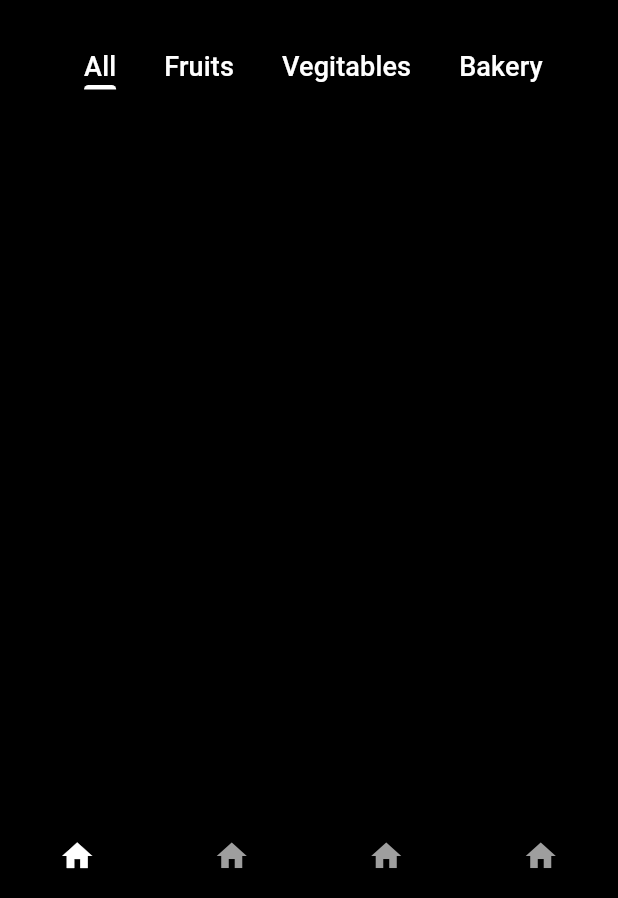
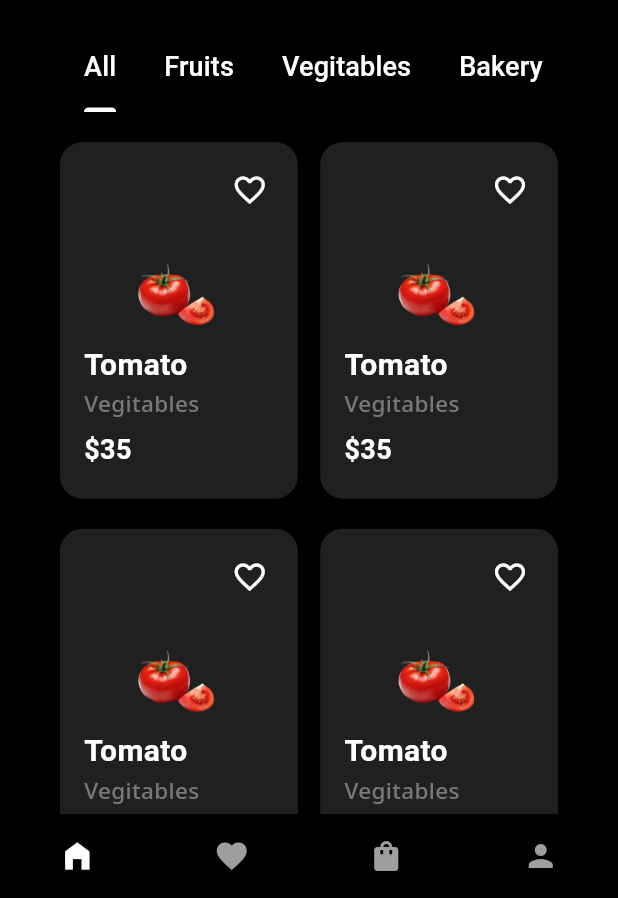
Before and after one commit to Shebin-shaji/grocery-app, a Flutter app: the screen it shows after launch, on a phone screen of 412 x 824 dp, the part 338-1236 px from its top. Run offline on Flutter 3.47's test engine with Material 3 defaults, Android fonts, the phone set to English and light mode, and no system bars; our stand-ins replace bloc, flutter_bloc, google_fonts; network calls fail.

Commit message:
tabs completed

```diff
--- a/lib/data/grocery_list.dart
+++ b/lib/data/grocery_list.dart
@@ -1,4 +1,4 @@
-class GroceryData {
+class AllGroceryData {
   static List<Map<String, dynamic>> groceryProducts = [
     {
       'id': '1',
--- a/lib/features/cart/ui/cart_tile_widget.dart
+++ b/lib/features/cart/ui/cart_tile_widget.dart
@@ -38,7 +38,7 @@ class CartTileWidget extends StatelessWidget {
             productDataModel.name,
             style: TextStyle(fontWeight: FontWeight.bold, fontSize: 19),
           ),
-          Text(productDataModel.description),
+          Text("productDataModel.description"),
           SizedBox(
             height: 20,
           ),
--- a/lib/features/home/bloc/home_bloc.dart
+++ b/lib/features/home/bloc/home_bloc.dart
@@ -26,11 +26,10 @@ class HomeBloc extends Bloc<HomeEvent, HomeState> {
     emit(HomeLoadingState());
     await Future.delayed(Duration(seconds: 3));
     emit(HomeLoadingSuccesState(
-        products: GroceryData.groceryProducts
+        products: AllGroceryData.groceryProducts
             .map((e) => ProductDataModel(
                 id: e['id'],
                 name: e['name'],
-                description: e['description'],
                 price: e['price'],
                 imageUrl: e['imageUrl']))
             .toList()));
--- a/lib/features/home/models/home_product_data_model.dart
+++ b/lib/features/home/models/home_product_data_model.dart
@@ -1,14 +1,12 @@
 class ProductDataModel {
   final String id;
   final String name;
-  final String description;
   final double price;
   final String imageUrl;
 
   ProductDataModel(
       {required this.id,
       required this.name,
-      required this.description,
       required this.price,
       required this.imageUrl});
 }
--- a/lib/features/home/ui/home.dart
+++ b/lib/features/home/ui/home.dart
@@ -1,14 +1,24 @@
 // ignore_for_file: prefer_const_constructors, prefer_const_literals_to_create_immutables
 
+import 'package:flutter/cupertino.dart';
 import 'package:flutter/gestures.dart';
 import 'package:flutter/material.dart';
+import 'package:flutter/widgets.dart';
 import 'package:flutter_bloc/flutter_bloc.dart';
 import 'package:google_fonts/google_fonts.dart';
 import 'package:grocery_app/core/constants/color_constants.dart';
 import 'package:grocery_app/features/cart/ui/cart.dart';
 import 'package:grocery_app/features/home/bloc/home_bloc.dart';
-import 'package:grocery_app/features/home/ui/product_tile_widget.dart';
-import 'package:grocery_app/features/home/ui/search_bar_widget.dart';
+import 'package:grocery_app/features/home/models/home_product_data_model.dart';
+import 'package:grocery_app/features/home/ui/tab_view_pages/all_page/all_page.dart';
+import 'package:grocery_app/features/home/ui/tab_view_pages/bakery_page/bakery_page.dart';
+import 'package:grocery_app/features/home/ui/tab_view_pages/fruits_page/fruits_page.dart';
+import 'package:grocery_app/features/home/ui/tab_view_pages/vegitables_page/vegitables_page.dart';
+import 'package:grocery_app/features/home/ui/widgets/add_container/add_container.dart';
+import 'package:grocery_app/features/home/ui/widgets/custom_tab_controller/custom_tab_controller.dart';
+
+import 'package:grocery_app/features/home/ui/widgets/search_bar_widget/search_bar_widget.dart';
+import 'package:grocery_app/features/profile_Page/profile_page.dart';
 import 'package:grocery_app/features/wish_list/ui/wish_list.dart';
 import 'package:google_fonts/google_fonts.dart';
 
@@ -20,6 +30,8 @@ class Home extends StatefulWidget {
 }
 
 class _HomeState extends State<Home> {
+
+
   @override
   void initState() {
     homeBloc.add(HomeInitialEvent());
@@ -27,6 +39,7 @@ class _HomeState extends State<Home> {
   }
 
   final HomeBloc homeBloc = HomeBloc();
+
   @override
   Widget build(BuildContext context) {
     return BlocConsumer<HomeBloc, HomeState>(
@@ -109,8 +122,10 @@ class _HomeState extends State<Home> {
                         length: 4,
                         child: Column(
                           children: [
-                            Container(
-                              child: TabBar(
+                            // all tabs
+                            Column(
+                              children: [
+                                TabBar(
                                     indicatorPadding: EdgeInsets.only(top: 20),
                                     dividerColor: ColorConstants.primaryBlack,
                                     tabAlignment: TabAlignment.start,
@@ -118,34 +133,66 @@ class _HomeState extends State<Home> {
                                     indicatorColor: ColorConstants.primaryWhite,
                                     isScrollable: true,
                                     tabs: [
-                                    Text(
+                                      Padding(
+                                        padding: EdgeInsets.only(bottom: 15),
+                                        child: Text(
                                           "All",
                                           style: TextStyle(
-                                          color: ColorConstants.primaryWhite,
+                                              color:
+                                                  ColorConstants.primaryWhite,
                                               fontSize: 18),
                                         ),
-                                    Text(
+                                      ),
+                                      Padding(
+                                        padding: EdgeInsets.only(bottom: 15),
+                                        child: Text(
                                           "Fruits",
                                           style: TextStyle(
-                                          color: ColorConstants.primaryWhite,
+                                              color:
+                                                  ColorConstants.primaryWhite,
                                               fontSize: 18),
                                         ),
-                                    Text(
+                                      ),
+                                      Padding(
+                                        padding: EdgeInsets.only(bottom: 15),
+                                        child: Text(
                                           "Vegitables",
                                           style: TextStyle(
-                                          color: ColorConstants.primaryWhite,
+                                              color:
+                                                  ColorConstants.primaryWhite,
                                               fontSize: 18),
                                         ),
-                                    Text(
+                                      ),
+                                      Padding(
+                                        padding: EdgeInsets.only(bottom: 15),
+                                        child: Text(
                                           "Bakery",
                                           style: TextStyle(
-                                          color: ColorConstants.primaryWhite,
+                                              color:
+                                                  ColorConstants.primaryWhite,
                                               fontSize: 18),
                                         ),
+                                      ),
+                                    ]),
+                                SizedBox(
+                                  width: double.maxFinite,
+                                  height: 450,
+                                  child: TabBarView(children: [
+                                    AllPage(
+                                      homeBloc: homeBloc,
+                                      productDataModel: succesState.products[0],
+                                    ),
+                                    FruitsPage(),
+                                    VegitablesPage(),
+                                    ProfilePage()
                                   ]),
                                 )
                               ],
-                        ))
+                            ),
+
+                            //all tab views
+                          ],
+                        )),
                   ],
                 ),
               ),
@@ -153,7 +200,7 @@ class _HomeState extends State<Home> {
           case HomeLoadingErrorState:
             return Scaffold(
               body: Center(
-                child: Text("error"),
+                child: Text("Something went wrong!"),
               ),
             );
           default:
--- /dev/null
+++ b/lib/features/home/ui/tab_view_pages/all_page/all_page.dart
@@ -0,0 +1,31 @@
+// ignore_for_file: prefer_const_constructors, prefer_const_literals_to_create_immutables
+
+import 'package:flutter/material.dart';
+import 'package:google_fonts/google_fonts.dart';
+import 'package:grocery_app/core/constants/color_constants.dart';
+import 'package:grocery_app/features/home/bloc/home_bloc.dart';
+import 'package:grocery_app/features/home/models/home_product_data_model.dart';
+import 'package:grocery_app/features/home/ui/widgets/product_display_container/product_display_container.dart';
+
+class AllPage extends StatelessWidget {
+  const AllPage(
+      {super.key, required this.homeBloc, required this.productDataModel});
+  final HomeBloc homeBloc;
+  final ProductDataModel productDataModel;
+
+  @override
+  Widget build(BuildContext context) {
+    return GridView.builder(
+        physics: ScrollPhysics(),
+        shrinkWrap: true,
+        gridDelegate: SliverGridDelegateWithFixedCrossAxisCount(
+            mainAxisSpacing: 20,
+            crossAxisCount: 2,
+            childAspectRatio: 2 / 3,
+            crossAxisSpacing: 15),
+        itemBuilder: (context, index) => ProductDisplayContainer(
+              productDataModel: productDataModel,
+              homeBloc: homeBloc,
+            ));
+  }
+}
--- /dev/null
+++ b/lib/features/home/ui/widgets/product_display_container/product_display_container.dart
@@ -0,0 +1,80 @@
+// ignore_for_file: prefer_const_constructors
+
+import 'package:flutter/material.dart';
+import 'package:google_fonts/google_fonts.dart';
+import 'package:grocery_app/core/constants/color_constants.dart';
+import 'package:grocery_app/features/home/bloc/home_bloc.dart';
+import 'package:grocery_app/features/home/models/home_product_data_model.dart';
+
+class ProductDisplayContainer extends StatelessWidget {
+  const ProductDisplayContainer({super.key, required this.productDataModel, required this.homeBloc});
+final ProductDataModel productDataModel;
+final HomeBloc homeBloc;
+  @override
+  Widget build(BuildContext context) {
+    return Container(
+        decoration: BoxDecoration(
+          borderRadius: BorderRadius.all(Radius.circular(15)),
+          color: ColorConstants.primaryGrey.withOpacity(.2),
+        ),
+        child: Padding(
+          padding: const EdgeInsets.all(8.0),
+          child: Column(
+            crossAxisAlignment: CrossAxisAlignment.start,
+            children: [
+              Row(
+                mainAxisAlignment: MainAxisAlignment.spaceBetween,
+                children: [
+                  SizedBox(
+                    width: 4,
+                  ),
+                  IconButton(
+                    onPressed: () => {},
+                    color: ColorConstants.primaryWhite,
+                    icon: Icon(Icons.favorite_border_outlined),
+                  )
+                ],
+              ),
+              SizedBox(
+                width: double.infinity,
+                height: 70,
+                child: Center(child: Image.asset("asset/images/tomato1.png")),
+              ),
+              Padding(
+                padding: EdgeInsets.all(8),
+                child: Column(
+                  crossAxisAlignment: CrossAxisAlignment.start,
+                  children: [
+                    Text(
+                      "Tomato",
+                      style: TextStyle(
+                          color: ColorConstants.primaryWhite,
+                          fontWeight: FontWeight.bold,
+                          fontSize: 20),
+                    ),
+                    Text("Vegitables",
+                        style: GoogleFonts.notoSans(
+                            textStyle: TextStyle(
+                                fontWeight: FontWeight.w500,
+                                color:
+                                    ColorConstants.primaryGrey.withOpacity(.7),
+                                fontSize: 15))),
+                    SizedBox(
+                      height: 8,
+                    ),
+                    Text(
+                      "\$35",
+                      style: TextStyle(
+                          color: ColorConstants.primaryWhite,
+                          fontWeight: FontWeight.bold,
+                          fontSize: 18),
+                    ),
+                  ],
+                ),
+              ),
+            ],
+          ),
+        ),
+      );
+  }
+}
--- a/lib/features/routes/routes.dart
+++ b/lib/features/routes/routes.dart
@@ -33,10 +33,12 @@ class _RoutesState extends State<Routes> {
             selectedItemColor: Colors.white,
             unselectedItemColor: Colors.grey,
             items: [
-              BottomNavigationBarItem(icon: Icon(Icons.home), label: ""),
-              BottomNavigationBarItem(icon: Icon(Icons.home), label: ""),
-              BottomNavigationBarItem(icon: Icon(Icons.home), label: ""),
-              BottomNavigationBarItem(icon: Icon(Icons.home), label: ""),
+              BottomNavigationBarItem(icon: Icon(Icons.home_filled), label: ""),
+              BottomNavigationBarItem(
+                  icon: Icon(Icons.favorite), label: ""),
+              BottomNavigationBarItem(
+                  icon: Icon(Icons.shopping_bag), label: ""),
+              BottomNavigationBarItem(icon: Icon(Icons.person), label: ""),
             ]));
   }
 }
--- a/pubspec.yaml
+++ b/pubspec.yaml
@@ -61,9 +61,8 @@ flutter:
   uses-material-design: true
 
   # To add assets to your application, add an assets section, like this:
-  # assets:
-  #   - images/a_dot_burr.jpeg
-  #   - images/a_dot_ham.jpeg
+  assets:
+    - asset/images/
 
   # An image asset can refer to one or more resolution-specific "variants", see
   # https://flutter.dev/assets-and-images/#resolution-aware
```
Also changed, not shown: lib/features/home/ui/product_tile_widget.dart (deleted, +0 -77 lines), lib/features/home/ui/tab_view_pages/bakery_page/bakery_page.dart (added, +27 -0 lines), lib/features/home/ui/tab_view_pages/fruits_page/fruits_page.dart (added, +27 -0 lines), lib/features/home/ui/tab_view_pages/vegitables_page/vegitables_page.dart (added, +27 -0 lines), lib/features/home/ui/widgets/add_container/add_container.dart (added, +19 -0 lines), asset/images/tomato1.png (added), lib/features/home/ui/widgets/custom_tab_controller/custom_tab_controller.dart (added), lib/features/home/ui/widgets/search_bar_widget/search_bar_widget.dart (renamed from lib/features/home/ui/search_bar_widget.dart). Lines whose indentation alone changed are shown as unchanged.
